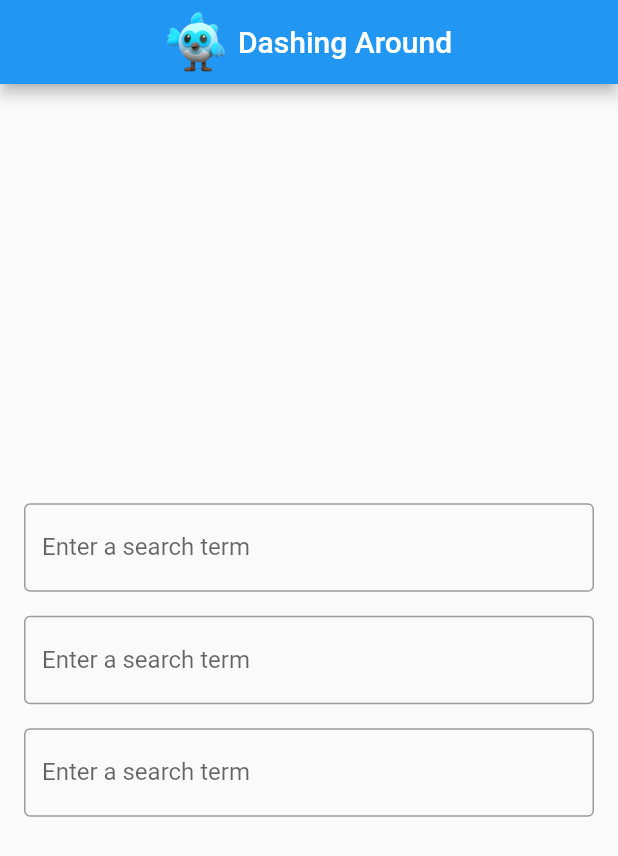
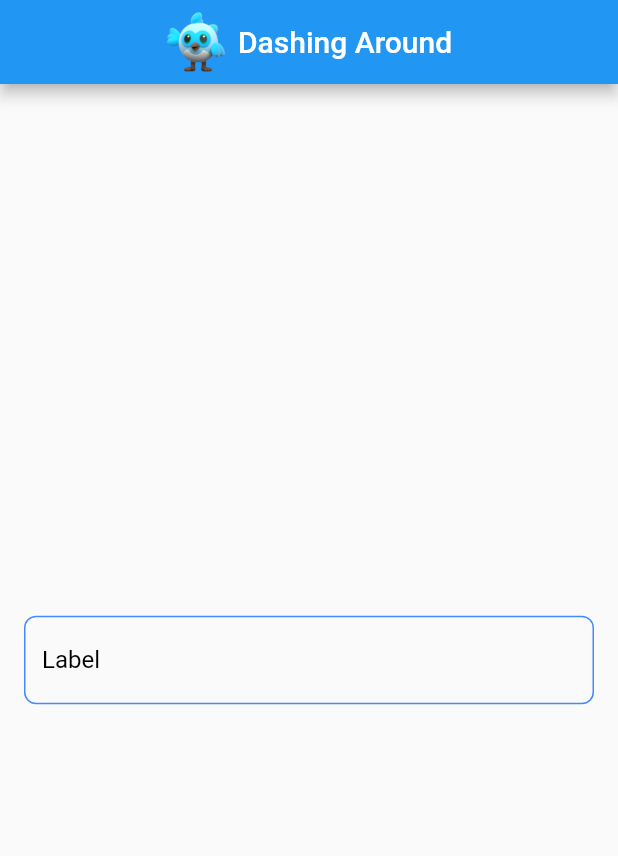
Before and after one commit to harshtonde/dashing_around, a Flutter app: the screen it shows after launch, on a phone screen of 412 x 824 dp. Shown: the top 856 px of the screen. Run offline on Flutter 3.47's test engine with Material 2 defaults, Android fonts, the phone set to English and light mode, and no system bars.

Commit message:
implemented lost focus textfield

```diff
--- a/lib/main.dart
+++ b/lib/main.dart
@@ -40,10 +40,21 @@ class _MyHomePageState extends State<MyHomePage> {
           padding: const EdgeInsets.all(8.0),
           child: Column(
             mainAxisAlignment: MainAxisAlignment.center,
-            children: const <Widget>[
-              DashTextField(),
-              DashTextField(),
-              DashTextField(),
+            children: <Widget>[
+              DashTextField(
+                lostFocusAction: () {
+                  print("Text field lost focus");
+                  return Future.value();
+                },
+                labelText: "Label",
+                hintText: "Enter text here",
+                backgroundColor: Colors.transparent,
+                isFilled: true,
+                textColor: Colors.black,
+                borderRadius: 8.0,
+                borderColor: Colors.blueAccent,
+                errorBorderColor: Colors.red,
+              ),
             ],
           ),
         ),
--- a/lib/textfield.dart
+++ b/lib/textfield.dart
@@ -1,7 +1,34 @@
 import 'package:flutter/material.dart';
 
+//this is a textfield that implements the lostFocusAction
+
 class DashTextField extends StatefulWidget {
-  const DashTextField({super.key});
+  const DashTextField({
+    super.key,
+    this.lostFocusAction,
+    this.obscureText,
+    this.hintText,
+    this.labelText,
+    this.borderRadius,
+    this.borderColor,
+    this.borderWidth,
+    this.backgroundColor,
+    this.isFilled,
+    this.textColor,
+    this.errorBorderColor,
+  });
+
+  final Future<dynamic> Function()? lostFocusAction;
+  final bool? obscureText;
+  final String? hintText;
+  final String? labelText;
+  final double? borderRadius;
+  final Color? borderColor;
+  final double? borderWidth;
+  final Color? backgroundColor;
+  final bool? isFilled;
+  final Color? textColor;
+  final Color? errorBorderColor;
 
   @override
   State<DashTextField> createState() => DashTextFieldState();
@@ -9,6 +36,7 @@ class DashTextField extends StatefulWidget {
 
 class DashTextFieldState extends State<DashTextField> {
   late FocusNode _focusNode;
+  String? _textFieldValue;
 
   @override
   void initState() {
@@ -26,7 +54,9 @@ class DashTextFieldState extends State<DashTextField> {
 
   void _onFocusChange() {
     if (!_focusNode.hasFocus) {
-      print("Text field lost focus");
+      if (widget.lostFocusAction != null) {
+        widget.lostFocusAction!();
+      }
     }
   }
 
@@ -35,10 +65,37 @@ class DashTextFieldState extends State<DashTextField> {
     return Container(
       padding: const EdgeInsets.all(8.0),
       child: TextFormField(
+        onChanged: (value) {
+          setState(() {
+            _textFieldValue = value;
+            // add a local state variable here and update it's value from the _textFieldValue
+            //FFAppState().textFieldValue = _textFieldValue;
+          });
+        },
         focusNode: _focusNode,
-        decoration: const InputDecoration(
-          border: OutlineInputBorder(),
-          labelText: 'Enter a search term',
+        obscureText: widget.obscureText ?? false,
+        decoration: InputDecoration(
+          labelStyle: TextStyle(color: widget.textColor ?? Colors.black),
+          hintStyle: TextStyle(color: widget.textColor ?? Colors.black),
+          fillColor: widget.backgroundColor ?? Colors.transparent,
+          filled: widget.isFilled ?? false,
+          border: const OutlineInputBorder(),
+          labelText: widget.labelText ?? "Label Text",
+          hintText: widget.hintText ?? "Hint Text",
+          enabledBorder: OutlineInputBorder(
+            borderSide: BorderSide(
+              color: widget.borderColor ?? Colors.black,
+              width: widget.borderWidth ?? 1.0,
+            ),
+            borderRadius: BorderRadius.circular(widget.borderRadius ?? 4.0),
+          ),
+          errorBorder: OutlineInputBorder(
+            borderSide: BorderSide(
+              color: widget.errorBorderColor ?? Colors.red,
+              width: widget.borderWidth ?? 1.0,
+            ),
+            borderRadius: BorderRadius.circular(widget.borderRadius ?? 4.0),
+          ),
         ),
       ),
     );
```
